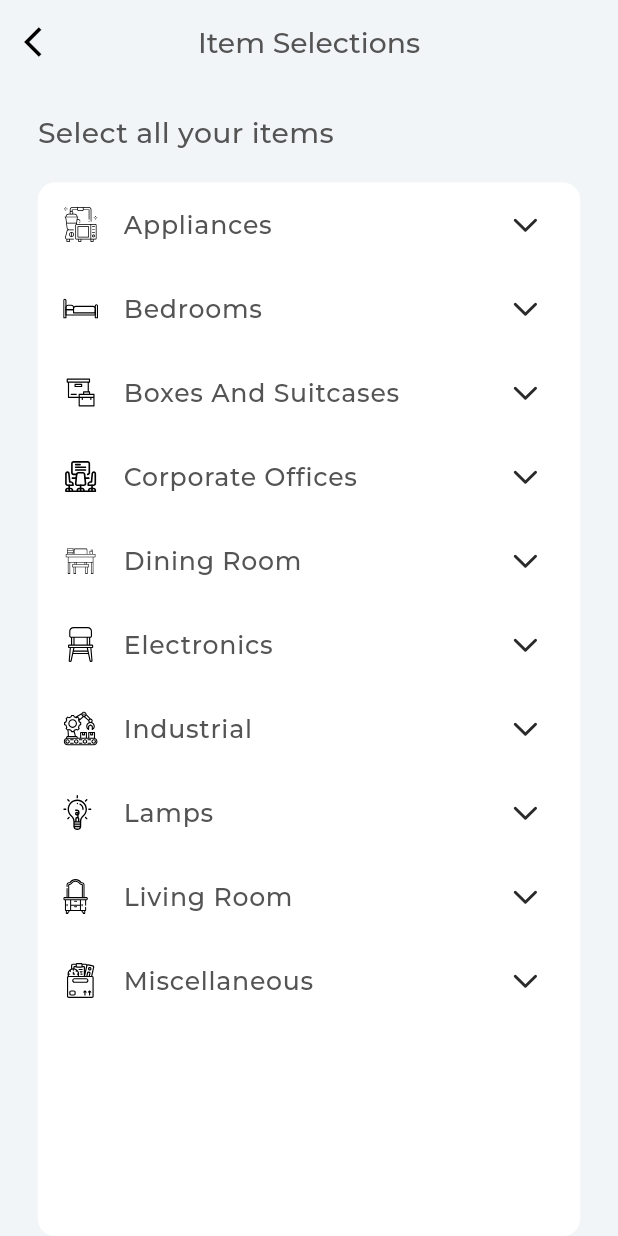
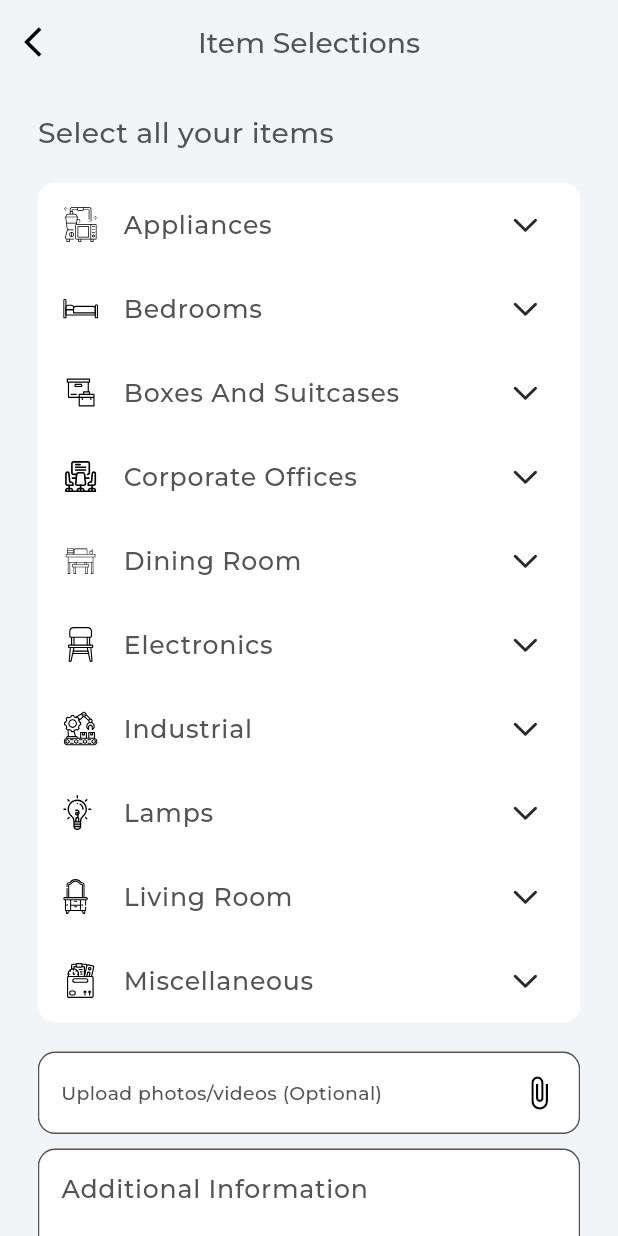
Before and after one commit to shakibalhasan-code/trokis_mobile, a Flutter app: the ItemSelectionsScreen screen opened by its route, on a phone screen of 412 x 824 dp. Run offline on Flutter 3.47's test engine with Material 3 defaults, Android fonts, the phone set to English and light mode, and no system bars; our stand-ins replace flutter_screenutil, flutter_svg, get, google_fonts, google_maps_flutter and 1 more; missing offline and left inert: country_code_picker_plus, dart:ffi, ripple_wave.

Commit message:
added some screens

```diff
--- a/lib/controller/user_app_controller/item_selection_controller.dart
+++ b/lib/controller/user_app_controller/item_selection_controller.dart
@@ -1,3 +1,4 @@
+import 'package:flutter/widgets.dart';
 import 'package:get/get.dart';
 import 'package:trokis_mobile/core/utils/app_constant.dart';
 
@@ -16,4 +17,6 @@ class ItemSelectionController extends GetxController {
     {"icon": AppConstant.officeStudioIcon, "title": "Office / Studio"},
     {"icon": AppConstant.terraceIcon, "title": "Terrace"},
   ];
+
+  final additionalController = TextEditingController();
 }
--- a/lib/controller/user_app_controller/user_starting_location_controller.dart
+++ b/lib/controller/user_app_controller/user_starting_location_controller.dart
@@ -24,6 +24,17 @@ class UserStartingLocationController extends GetxController {
     'Stairs are narrow'
   ];
 
+  /// List of elevator types
+  List<String> parkingTypes = [
+    'Freight elevator',
+    'Normal elevator',
+    'No elevator',
+    'Supermarket Chain/Mall',
+    'Farm house',
+    'Stairs are wide',
+    'Stairs are narrow'
+  ];
+
   /// Create elevator-type variable
   var selectedLocationType = 'House'.obs; // Default value
   var selectedElevatorType = 'Freight elevator'.obs; // Default value
--- a/lib/core/utils/app_constant.dart
+++ b/lib/core/utils/app_constant.dart
@@ -33,6 +33,8 @@ class AppConstant {
   static String errandsImage = '$imagesPath/errandsImage.png';
   static String lineWaitingImage = '$imagesPath/lineWaitingImage.png';
 
+  static String beedRoomImage = '$imagesPath/bedroom.png';
+
   ///-----------------icons-----------///
   static String downArrowIcon = '$iconPath/down_arrow.svg';
   static String locationIcon = '$iconPath/location.svg';
@@ -50,6 +52,7 @@ class AppConstant {
   static String lampsIcon = '$iconPath/lamps.svg';
   static String livingRoomIcon = '$iconPath/living_rooom_icon.svg';
   static String miscellaneousIcon = '$iconPath/miscellaneous.svg';
-  static String officeStudioIcon = '$iconPath/office_studio.svg';
+  static String officeStudioIcon = '$iconPath/corporate_office.svg';
   static String terraceIcon = '$iconPath/terrace.svg';
+  static String upsIcon = '$iconPath/up_icon.svg';
 }
--- a/lib/core/utils/app_route.dart
+++ b/lib/core/utils/app_route.dart
@@ -5,6 +5,8 @@ import 'package:trokis_mobile/views/screens/initial_screen/splash_screen.dart';
 import 'package:trokis_mobile/views/screens/initial_screen/user_role_screen.dart';
 import 'package:trokis_mobile/views/screens/main_tab_screen.dart';
 import 'package:trokis_mobile/views/screens/user/item_selection/item_selections_screen.dart';
+import 'package:trokis_mobile/views/screens/user/moving/get_prices_screen.dart';
+import 'package:trokis_mobile/views/screens/user/moving/moving_review_screen.dart';
 import 'package:trokis_mobile/views/screens/user/starting_location/starting_location_screen.dart';
 
 class AppRoute {
@@ -15,6 +17,8 @@ class AppRoute {
   static const String tab = '/tab';
   static const String startingLocation = '/startingLocation';
   static const String itemSelection = '/itemSelection';
+  static const String movingReview = '/movingReview';
+  static const String getPrices = '/getPrices';
 
   static final List<GetPage> pages = [
     GetPage(name: splash, page: () => const SplashScreen()),
@@ -24,5 +28,7 @@ class AppRoute {
     GetPage(name: tab, page: () => MainTabScreen()),
     GetPage(name: startingLocation, page: () => StartingLocationScreen()),
     GetPage(name: itemSelection, page: () => ItemSelectionsScreen()),
+    GetPage(name: movingReview, page: () => MovingReviewScreen()),
+    GetPage(name: getPrices, page: () => const GetPricesScreen()),
   ];
 }
--- a/lib/views/screens/global_widgets/my_text_feild.dart
+++ b/lib/views/screens/global_widgets/my_text_feild.dart
@@ -37,7 +37,7 @@ class MyTextFeild extends StatelessWidget {
               width: 18.w,
               height: 20.h,
               child: SvgPicture.asset(
-                AppConstant.locationIcon,
+                suffixSVGIconPath,
                 color: colorIcon,
               ),
             ),
--- a/lib/views/screens/user/item_selection/item_selections_screen.dart
+++ b/lib/views/screens/user/item_selection/item_selections_screen.dart
@@ -4,7 +4,11 @@ import 'package:flutter_svg/svg.dart';
 import 'package:get/get.dart';
 import 'package:trokis_mobile/controller/user_app_controller/item_selection_controller.dart';
 import 'package:trokis_mobile/core/utils/app_constant.dart';
+import 'package:trokis_mobile/core/utils/app_route.dart';
 import 'package:trokis_mobile/core/utils/themes/app_styles.dart';
+import 'package:trokis_mobile/views/screens/global_widgets/my_glob_button.dart';
+import 'package:trokis_mobile/views/screens/global_widgets/my_text_feild.dart';
+import 'package:trokis_mobile/views/screens/global_widgets/white_card_widget.dart';
 
 class ItemSelectionsScreen extends StatelessWidget {
   ItemSelectionsScreen({super.key});
@@ -27,6 +31,7 @@ class ItemSelectionsScreen extends StatelessWidget {
       ),
       body: Padding(
         padding: EdgeInsets.symmetric(horizontal: 24.w),
+        child: SingleChildScrollView(
           child: Column(
             crossAxisAlignment: CrossAxisAlignment.start,
             children: [
@@ -34,13 +39,13 @@ class ItemSelectionsScreen extends StatelessWidget {
               Text('Select all your items', style: AppStyles.titleMedium),
               SizedBox(height: 20.h),
               // Wrap ListView.builder inside Expanded directly to handle scrolling
-            Expanded(
-              child: Container(
+              Container(
                 decoration: BoxDecoration(
                   color: Colors.white,
                   borderRadius: BorderRadius.circular(12.r),
                 ),
                 child: ListView.builder(
+                  shrinkWrap: true,
                   itemCount: 10,
                   itemBuilder: (context, index) {
                     return ListTile(
@@ -63,8 +68,58 @@ class ItemSelectionsScreen extends StatelessWidget {
                   },
                 ),
               ),
+              SizedBox(height: 20.h),
+              WhiteCardWidget(
+                  child: Padding(
+                padding: EdgeInsets.symmetric(vertical: 10.h),
+                child: Row(
+                  children: [
+                    Text(
+                      'Upload photos/videos (Optional)',
+                      style: AppStyles.titleMedium.copyWith(fontSize: 12.sp),
+                    ),
+                    const Spacer(),
+                    Icon(
+                      Icons.attach_file,
+                      color: Colors.black,
+                    )
+                  ],
+                ),
+              )),
+              SizedBox(
+                height: 10.h,
+              ),
+              WhiteCardWidget(
+                  child: Padding(
+                      padding: EdgeInsets.all(0),
+                      child: TextFormField(
+                        controller: itemsController.additionalController,
+                        maxLines: 2,
+                        decoration: InputDecoration(
+                          hintText: 'Additional Information',
+                          hintStyle:
+                              AppStyles.titleMedium.copyWith(fontSize: 16.sp),
+                          border: InputBorder.none,
+                        ),
+                        validator: (validator) {
+                          if (validator!.isEmpty) {
+                            return 'Please input something';
+                          }
+                        },
+                      ))),
+              SizedBox(
+                height: 10.h,
+              ),
+              MyGlobButton(
+                text: 'Next',
+                isOutline: false,
+                onTap: () => Get.toNamed(AppRoute.movingReview),
+              ),
+              SizedBox(
+                height: 20.h,
               ),
             ],
+          ),
         ),
       ),
     );
--- a/lib/views/screens/user/starting_location/starting_location_screen.dart
+++ b/lib/views/screens/user/starting_location/starting_location_screen.dart
@@ -84,7 +84,7 @@ class StartingLocationScreen extends StatelessWidget {
                         controller: _userLocationController.dateController,
                         hintText: 'Select Date',
                         suffixSVGIconPath: AppConstant.dateIcon,
-                        colorIcon: Colors.black),
+                        colorIcon: Color(0xff545454)),
                   ),
                   SizedBox(width: 8.w),
                   Expanded(
@@ -93,7 +93,7 @@ class StartingLocationScreen extends StatelessWidget {
                         controller: _userLocationController.timeController,
                         hintText: 'Select Time',
                         suffixSVGIconPath: AppConstant.timeIcon,
-                        colorIcon: Colors.black),
+                        colorIcon: Color(0xff545454)),
                   ),
                 ],
               ),
--- a/pubspec.yaml
+++ b/pubspec.yaml
@@ -41,6 +41,7 @@ dependencies:
   pin_code_fields: ^8.0.1
   google_maps_flutter: ^2.10.0
   country_code_picker_plus: ^0.1.0+1
+  ripple_wave: ^0.1.5
 
 dev_dependencies:
   flutter_test:
```
Also changed, not shown: lib/views/screens/user/moving/get_prices_screen.dart (added, +72 -0 lines), lib/views/screens/user/moving/helper_widget/moving_widgets_helper.dart (added, +307 -0 lines), lib/views/screens/user/moving/moving_review_screen.dart (added, +88 -0 lines), assets/icons/up_icon.svg (added), assets/images/bedroom.png (added), pubspec.lock, 4 other files. Lines whose indentation alone changed are shown as unchanged.
